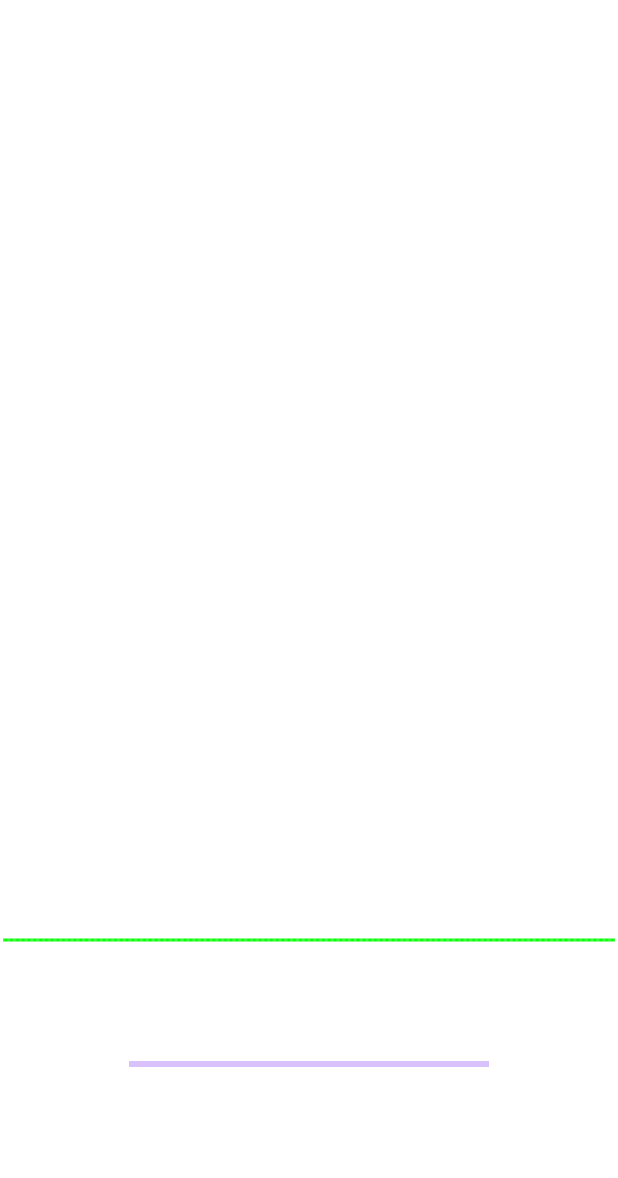
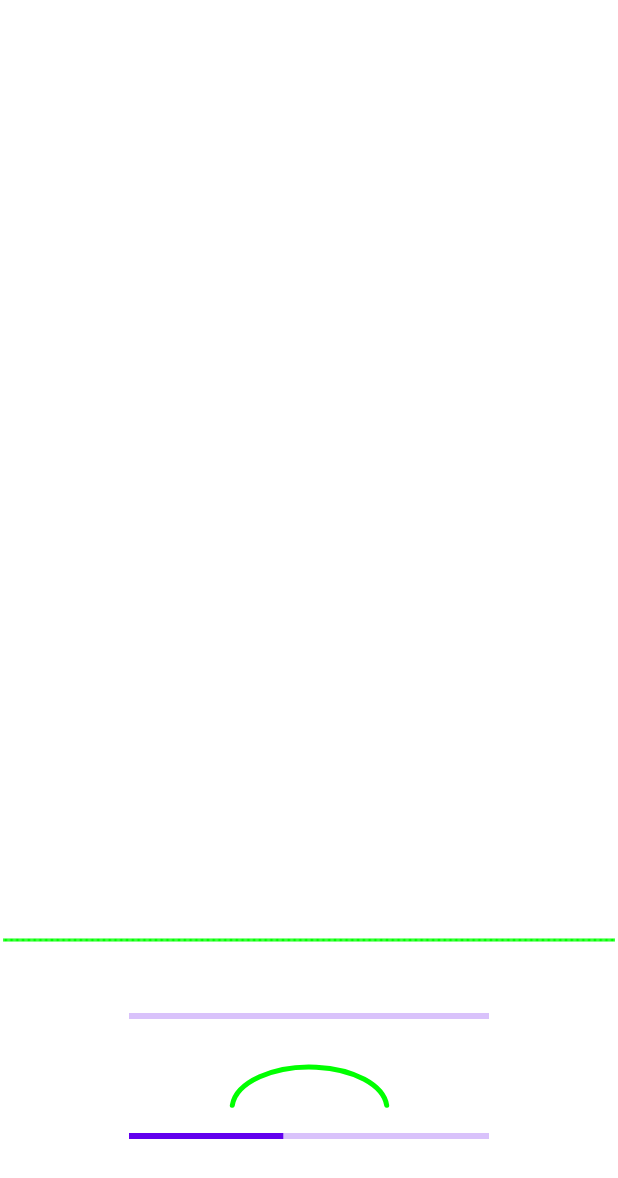
Before and after one commit to mktwohy/ToneTutor, an Android app built with Jetpack Compose: the screen it shows after launch (MainActivity), on a phone screen of 412 x 824 dp. Shown: the top 1178 px of the screen. Run offline under Robolectric (Android 15) with nearby library versions, the phone set to English and light mode, and no system bars; libraries missing offline, so code that uses them is left out: org.jtransforms.fft.

Commit message:
created meter composable

```diff
--- a/app/src/main/java/com/example/tonetuner_v2/Composables.kt
+++ b/app/src/main/java/com/example/tonetuner_v2/Composables.kt
@@ -1,6 +1,7 @@
 package com.example.tonetuner_v2
 
 import androidx.compose.foundation.Canvas
+import androidx.compose.foundation.border
 import androidx.compose.foundation.layout.*
 import androidx.compose.foundation.lazy.LazyRow
 import androidx.compose.foundation.lazy.rememberLazyListState
@@ -11,24 +12,81 @@ import androidx.compose.runtime.rememberCoroutineScope
 import androidx.compose.ui.Alignment
 import androidx.compose.ui.Modifier
 import androidx.compose.ui.geometry.Offset
+import androidx.compose.ui.geometry.Size
 import androidx.compose.ui.graphics.Color
+import androidx.compose.ui.graphics.StrokeCap
+import androidx.compose.ui.graphics.drawscope.Stroke
+import androidx.compose.ui.graphics.drawscope.rotate
 import androidx.compose.ui.unit.dp
 import androidx.compose.ui.unit.sp
 import kotlinx.coroutines.launch
-import java.lang.StringBuilder
+
+@Composable
+fun Meter(
+    modifier: Modifier = Modifier,
+    needleValue: Float = 0f,
+    arcAngle: Float = 170f,
+    arcWidth: Float = 5f,
+    arcColor: Color = Color.Green,
+){
+    Canvas(
+        modifier = modifier
+    ){
+        rotate(
+            degrees = needleValue * arcAngle/2,
+            pivot = Offset(this.size.width/2, this.size.height)
+        ){
+            drawLine(
+                color = Color.White,
+                start = Offset(this.size.width/2, this.size.height),
+                end = Offset(this.size.width/2, 0f),
+                strokeWidth = 2f
+            )
+        }
+        drawArc(
+            color = arcColor,
+            startAngle = 270 - arcAngle/2,
+            sweepAngle = arcAngle ,
+            //topLeft = Offset(0f, this.size.height/50),
+            size = Size(this.size.width, this.size.height*2f),
+            useCenter = false,
+            style = Stroke(width = arcWidth, cap = StrokeCap.Round),
+        )
+
+    }
+}
 
 @Composable
 fun Tuner(
     note: Note,
-    cents: Int
+    cents: Int,
+    hz: Double,
 ){
+
     Column(horizontalAlignment = Alignment.CenterHorizontally) {
-        Text(text = note.toString(), color = Color.White)
-        LinearProgressIndicator(
-            progress = cents/50f
-        )
+            Text(
+                text = "Pitch: ${hz.toString(5)}",
+                color = Color.White
+            )
+            LinearProgressIndicator(hz.toFloat()/Note.B_8.freq)
+            Text(text = "$note",color = Color.White)
+            Text(text = "$cents",color = Color.White)
+            Meter(
+                modifier = Modifier.fillMaxWidth(0.25f).fillMaxHeight(0.25f),
+                needleValue = cents/50f
+            )
+        }
+}
 
-    }
+@Composable
+fun QualityMeter(
+    quality: Double
+){
+    Text(
+        text = "Quality: ${quality.toString(4)}",
+        color = Color.White
+    )
+    LinearProgressIndicator(quality.toFloat()/7f)
 }
 
 @Composable
--- a/app/src/main/java/com/example/tonetuner_v2/MainActivity.kt
+++ b/app/src/main/java/com/example/tonetuner_v2/MainActivity.kt
@@ -6,10 +6,7 @@ import androidx.activity.ComponentActivity
 import androidx.activity.compose.setContent
 import androidx.activity.result.contract.ActivityResultContracts
 import androidx.compose.foundation.border
-import androidx.compose.foundation.layout.Column
-import androidx.compose.foundation.layout.fillMaxHeight
-import androidx.compose.foundation.layout.fillMaxWidth
-import androidx.compose.material.Text
+import androidx.compose.foundation.layout.*
 import androidx.compose.runtime.getValue
 import androidx.compose.runtime.mutableStateOf
 import androidx.compose.runtime.setValue
@@ -30,10 +27,10 @@ object AppModel{
     const val PROC_BUFFER_SIZE      = 512    // values < 512 cause crash
     const val CAPTURE_BUFFER_SIZE   = 512
     const val SAMPLE_RATE           = 44100
-    const val UI_LAG                = 10L
+    const val UI_LAG                = 15L
     const val FFT_QUEUE_SIZE        = 5
     const val QUALITY_QUEUE_SIZE    = 10
-    const val PITCH_QUEUE_SIZE      = 40
+    const val PITCH_QUEUE_SIZE      = 20
 }
 
 class MainActivity : ComponentActivity() {
@@ -74,6 +71,18 @@ class MainActivity : ComponentActivity() {
         }.start()
 
         setContent {
+//            Box(
+//                modifier = Modifier.fillMaxSize(),
+//                contentAlignment = Alignment.Center
+//            ){
+//                Meter(
+//                    modifier = Modifier
+//                        .fillMaxWidth()
+//                        .fillMaxHeight(0.25f)
+//                        .border(color = Color.White, width = 2.dp)
+//                )
+//
+//            }
             Column(horizontalAlignment = Alignment.CenterHorizontally) {
                 XYPlot(
                     modifier = Modifier
@@ -82,25 +91,26 @@ class MainActivity : ComponentActivity() {
                         .border(2.dp, Color.White),
                     y = AppModel.fft
                 )
-                Text(
-                    text = "Pitch: ${AppModel.pitch.toString(5)}",
-                    color = Color.White
-                )
+
 //                Text(
 //                    text = "Note: ${AppModel.note}",
 //                    color = Color.White
 //                )
-                Text(
-                    text = "Quality: ${AppModel.quality.toString(4)}",
-                    color = Color.White
-                )
+
 //                NoteList(
 //                    modifier = Modifier
 //                        .fillMaxWidth(0.5f)
 //                        .border(2.dp, Color.White),
 //                    closestNote = AppModel.currentNote,
 //                )
-                Tuner(note = AppModel.note, cents = AppModel.cents)
+                Tuner(
+                    note    = AppModel.note,
+                    cents   = AppModel.cents,
+                    hz      = AppModel.pitch
+                )
+                QualityMeter(
+                    quality = AppModel.quality
+                )
             }
         }
     }
--- a/app/src/main/java/com/example/tonetuner_v2/Util.kt
+++ b/app/src/main/java/com/example/tonetuner_v2/Util.kt
@@ -56,7 +56,7 @@ operator fun Color.plus(that: Color) =
 fun Double.toNote(): Note{
     // find the lower estimate for the note
     var upperEst = Note.A_0
-    while(upperEst.freq < this && upperEst != Note.Gs8){
+    while(upperEst.freq < this && upperEst != Note.B_8){
         upperEst += 1
     }
 
```
